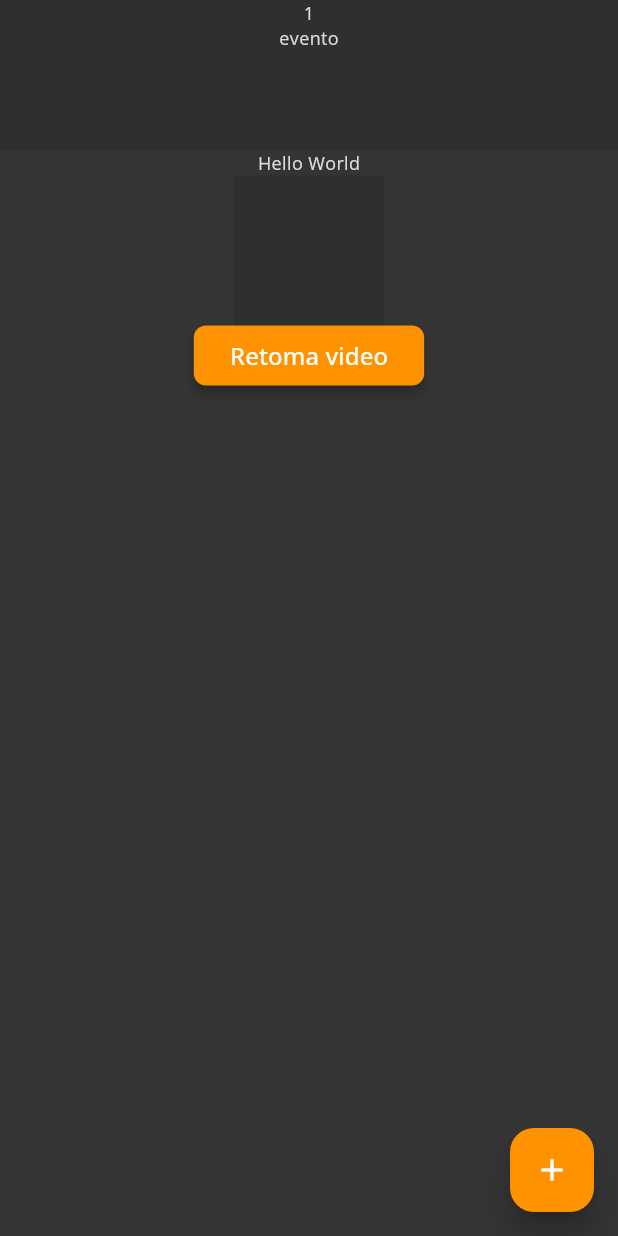
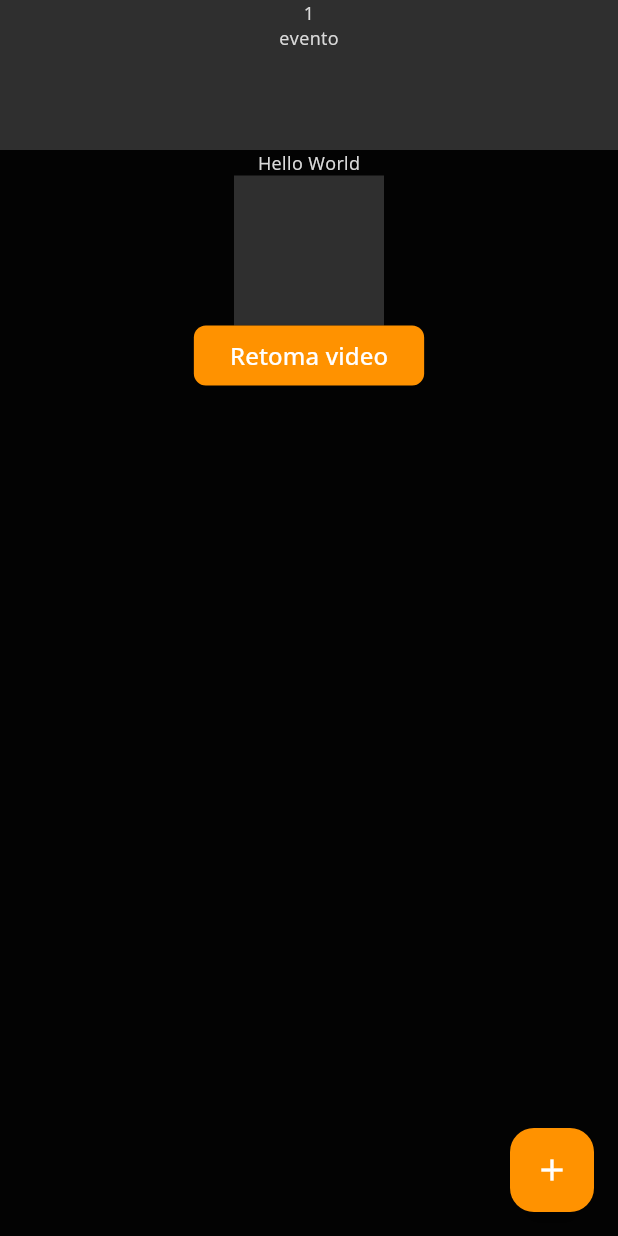
Before and after one commit to RyanProgramador/Giants, a Flutter app: the DesenvolvimentoWidget screen opened by its route, on a phone screen of 412 x 824 dp. Run offline on Flutter 3.47's test engine with Material 3 defaults, Android fonts, the phone set to English and light mode, and no system bars; drawn by our look-alikes of auto_size_text; our stand-ins replace barcode_widget, camera, carousel_slider, chewie, country_code_picker, easy_debounce and 17 more; missing offline and left inert: flutter_barcode_scanner, json_path, mime_type; accounts and stored records are empty; key blocks and very long unbroken strings in the code were emptied for the run.

Commit message:
Updating to latest FlutterFlow output.

```diff
--- a/lib/desenvolvimento/desenvolvimento_widget.dart
+++ b/lib/desenvolvimento/desenvolvimento_widget.dart
@@ -74,8 +74,9 @@ class _DesenvolvimentoWidgetState extends State<DesenvolvimentoWidget> {
             width: double.infinity,
             height: double.infinity,
             decoration: BoxDecoration(
-              color: Color(0xFF343434),
+              color: Color(0xFF030303),
             ),
+            child: SingleChildScrollView(
               child: Column(
                 mainAxisSize: MainAxisSize.max,
                 children: [
@@ -87,8 +88,8 @@ class _DesenvolvimentoWidgetState extends State<DesenvolvimentoWidget> {
                           width: double.infinity,
                           height: 100.0,
                           decoration: BoxDecoration(
-                          color:
-                              FlutterFlowTheme.of(context).secondaryBackground,
+                            color: FlutterFlowTheme.of(context)
+                                .secondaryBackground,
                           ),
                           child: Builder(
                             builder: (context) {
@@ -158,7 +159,8 @@ class _DesenvolvimentoWidgetState extends State<DesenvolvimentoWidget> {
                               children: [
                                 Text(
                                   teste2Item.id,
-                                style: FlutterFlowTheme.of(context).bodyMedium,
+                                  style:
+                                      FlutterFlowTheme.of(context).bodyMedium,
                                 ),
                               ],
                             );
@@ -181,7 +183,8 @@ class _DesenvolvimentoWidgetState extends State<DesenvolvimentoWidget> {
                       iconPadding:
                           EdgeInsetsDirectional.fromSTEB(0.0, 0.0, 0.0, 0.0),
                       color: FlutterFlowTheme.of(context).primary,
-                    textStyle: FlutterFlowTheme.of(context).titleSmall.override(
+                      textStyle:
+                          FlutterFlowTheme.of(context).titleSmall.override(
                                 fontFamily: 'Open Sans',
                                 color: Colors.white,
                               ),
@@ -223,7 +226,8 @@ class _DesenvolvimentoWidgetState extends State<DesenvolvimentoWidget> {
                       return SingleChildScrollView(
                         child: Column(
                           mainAxisSize: MainAxisSize.max,
-                        children: List.generate(asdasd2.length, (asdasd2Index) {
+                          children:
+                              List.generate(asdasd2.length, (asdasd2Index) {
                             final asdasd2Item = asdasd2[asdasd2Index];
                             return Text(
                               asdasd2Item.toString(),
@@ -239,6 +243,7 @@ class _DesenvolvimentoWidgetState extends State<DesenvolvimentoWidget> {
             ),
           ),
         ),
+      ),
     );
   }
 }
```
Lines whose indentation alone changed are shown as unchanged.
